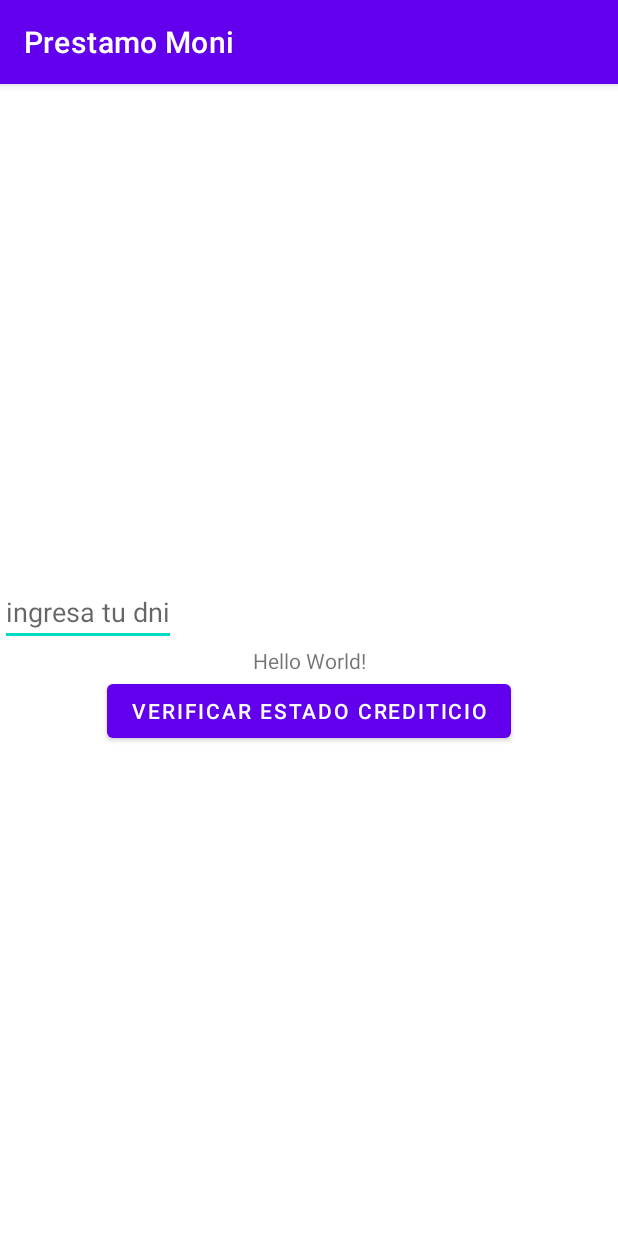
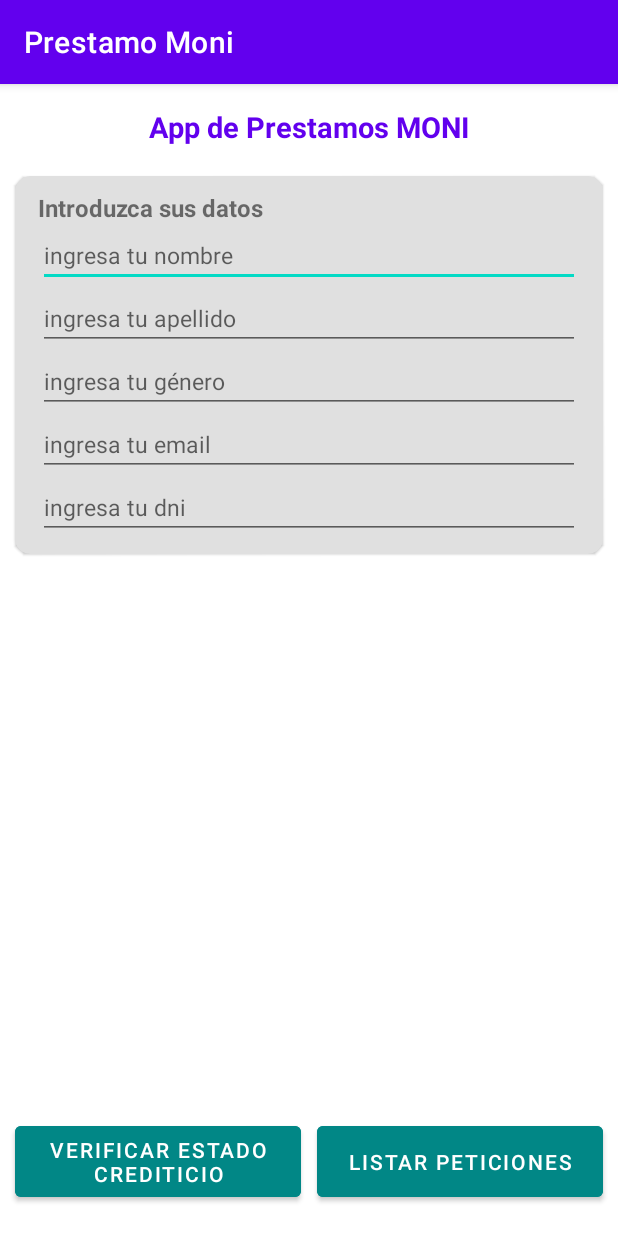
Before and after one commit to julianbenso/android-moni, an Android app: the screen it shows after launch (MainActivity), on a phone screen of 412 x 824 dp. Run offline under Robolectric (Android 15) with nearby library versions, the phone set to English and light mode, and no system bars; our stand-ins replace RxJava.

Commit message:
Se mejoro la itnerfaz para minimamente poder realizar todas las operaciones requeridas, excepto la vista que lista las distintas transacciones

```diff
--- a/app/src/main/java/com/moni/prestamomoni/presentation/MainActivity.kt
+++ b/app/src/main/java/com/moni/prestamomoni/presentation/MainActivity.kt
@@ -22,21 +22,7 @@ class MainActivity : AppCompatActivity() {
         uiData.showLoading?.consume()?.let { showLoading(it) }
         uiData.showLoanStatus?.consume()?.let { showLoanStatus(it) }
     }
-
-
-    private fun showLoanStatus(it: LoanStatus) {
-        findViewById<TextView>(R.id.textView).text = it.toString()
-        findViewById<TextView>(R.id.textView).setTextColor(resources.getColor(R.color.black))
-    }
-
-    private fun showLoading(it: Boolean) {
-        val progressView = findViewById<View>(R.id.progressbar)
-        progressView.visibility = if (it) View.VISIBLE else View.GONE
-    }
-
-    private fun showError(it: Throwable) {
-        Toast.makeText(this, it.message, Toast.LENGTH_LONG).show()
-    }
+    private lateinit var msjStatusLoan : TextView
 
     override fun onCreate(savedInstanceState: Bundle?) {
         super.onCreate(savedInstanceState)
@@ -44,9 +30,29 @@ class MainActivity : AppCompatActivity() {
 
         viewModel.uiData.observe(this, uiDataObserver)
 
+        msjStatusLoan =  findViewById(R.id.textView)
+
         findViewById<View>(R.id.button).setOnClickListener {
             val dniText = findViewById<EditText>(R.id.dni).text.toString()
             viewModel.canApplyForLoan(dniText)
         }
     }
+
+
+    private fun showLoanStatus(it: LoanStatus) {
+        msjStatusLoan.visibility = View.VISIBLE
+        msjStatusLoan.text = resources.getString(R.string.estado_crediticio,it.toString())
+    }
+
+    private fun showLoading(it: Boolean) {
+        val progressView = findViewById<View>(R.id.progressbar)
+        progressView.visibility = if (it) View.VISIBLE else View.GONE
+        msjStatusLoan.visibility = View.GONE
+    }
+
+    private fun showError(it: Throwable) {
+        Toast.makeText(this, it.message, Toast.LENGTH_LONG).show()
+    }
+
+
 }
--- a/app/src/main/res/layout/activity_main.xml
+++ b/app/src/main/res/layout/activity_main.xml
@@ -7,40 +7,163 @@
     tools:context=".presentation.MainActivity">
 
     <TextView
+        android:id="@+id/title_app"
+        android:layout_width="wrap_content"
+        android:layout_height="wrap_content"
+        android:text="@string/title_app"
+        app:layout_constraintTop_toTopOf="parent"
+        app:layout_constraintStart_toStartOf="parent"
+        app:layout_constraintEnd_toEndOf="parent"
+        android:textSize="19sp"
+        android:textColor="@color/purple_500"
+        android:layout_marginVertical="15dp"
+        android:textStyle="bold"
+        />
+
+
+    <com.google.android.material.card.MaterialCardView
+        android:id="@+id/materialCardView"
+        android:layout_width="match_parent"
+        android:layout_height="wrap_content"
+        android:layout_marginHorizontal="10dp"
+        android:layout_marginVertical="20dp"
+        android:backgroundTint="#E0E0E0"
+        app:cardCornerRadius="10dp"
+        app:layout_constraintTop_toBottomOf="@id/title_app"
+        app:strokeWidth="0dp"
+        >
+
+        <LinearLayout
+            android:layout_width="match_parent"
+            android:layout_height="match_parent"
+            android:orientation="vertical"
+            android:paddingHorizontal="15dp"
+            android:paddingVertical="10dp"
+            >
+
+            <TextView
+                android:layout_width="wrap_content"
+                android:layout_height="wrap_content"
+                android:text="@string/introduzca_sus_datos"
+                android:textSize="16sp"
+                android:textStyle="bold"
+                />
+
+            <EditText
+                android:id="@+id/nombre"
+                android:layout_width="match_parent"
+                android:layout_height="wrap_content"
+                android:hint="@string/hint_nombre"
+                android:textSize="15sp"
+                android:inputType="text"
+                />
+
+            <EditText
+                android:id="@+id/apellido"
+                android:layout_width="match_parent"
+                android:layout_height="wrap_content"
+                android:hint="@string/hint_apellido"
+                android:textSize="15sp"
+                android:inputType="text"
+                />
+
+            <EditText
+                android:id="@+id/genero"
+                android:layout_width="match_parent"
+                android:layout_height="wrap_content"
+                android:hint="@string/hint_genero"
+                android:textSize="15sp"
+                />
+
+            <EditText
+                android:id="@+id/email"
+                android:layout_width="match_parent"
+                android:layout_height="wrap_content"
+                android:hint="@string/hint_email"
+                android:inputType="textEmailAddress"
+                android:textSize="15sp"
+                />
+
+            <EditText
+                android:id="@+id/dni"
+                android:layout_width="match_parent"
+                android:layout_height="wrap_content"
+                android:hint="@string/hint_dni"
+                android:inputType="number"
+                android:textSize="15sp"
+                android:maxLength="9"
+                />
+
+        </LinearLayout>
+
+
+    </com.google.android.material.card.MaterialCardView>
+
+    <TextView
         android:id="@+id/textView"
         android:layout_width="wrap_content"
         android:layout_height="wrap_content"
-        android:text="Hello World!"
-        app:layout_constraintBottom_toBottomOf="parent"
-        app:layout_constraintLeft_toLeftOf="parent"
-        app:layout_constraintRight_toRightOf="parent"
-        app:layout_constraintTop_toTopOf="parent" />
+        android:text="@string/estado_crediticio"
+        app:layout_constraintTop_toBottomOf="@+id/materialCardView"
+        app:layout_constraintBottom_toTopOf="@id/ln_buttons"
+        app:layout_constraintStart_toStartOf="parent"
+        app:layout_constraintEnd_toEndOf="parent"
+        android:textSize="18sp"
+        android:textStyle="bold"
+        android:visibility="gone"
+        tools:visibility="visible"
+        tools:text="Estado crediticio: Aprobado"
+        app:layout_constraintVertical_bias="0.25"
+         />
 
     <ProgressBar
         android:id="@+id/progressbar"
-        android:layout_width="50dp"
-        android:layout_height="50dp"
+        android:layout_width="80dp"
+        android:layout_height="80dp"
         android:visibility="gone"
-        app:layout_constraintBottom_toTopOf="@+id/textView"
+        app:layout_constraintTop_toBottomOf="@+id/materialCardView"
+        app:layout_constraintBottom_toTopOf="@id/ln_buttons"
+        app:layout_constraintStart_toStartOf="parent"
         app:layout_constraintEnd_toEndOf="parent"
-        app:layout_constraintStart_toEndOf="@+id/dni"
-        tools:visibility="visible" />
+        tools:visibility="visible"
+        android:layout_marginTop="20dp"
+        />
 
-    <EditText
-        android:id="@+id/dni"
-        android:layout_width="wrap_content"
+    <LinearLayout
+        android:id="@+id/ln_buttons"
+        android:layout_width="match_parent"
         android:layout_height="wrap_content"
-        android:hint="ingresa tu dni"
-        app:layout_constraintBottom_toTopOf="@+id/textView"
-        app:layout_constraintStart_toStartOf="parent" />
+        android:orientation="horizontal"
+        app:layout_constraintBottom_toBottomOf="parent"
+        android:gravity="center_vertical"
+        android:layout_marginBottom="20dp"
+        >
 
-    <Button
-        android:id="@+id/button"
-        android:layout_width="wrap_content"
-        android:layout_height="wrap_content"
-        android:text="Verificar estado crediticio"
-        app:layout_constraintEnd_toEndOf="parent"
-        app:layout_constraintStart_toStartOf="parent"
-        app:layout_constraintTop_toBottomOf="@+id/textView" />
+        <Button
+            android:id="@+id/button"
+            android:layout_width="0dp"
+            android:layout_height="match_parent"
+            android:text="@string/btn_verificar_estado_crediticio"
+            android:layout_weight="1"
+            android:layout_marginStart="10dp"
+            android:layout_marginEnd="5dp"
+            android:elevation="5dp"
+            android:backgroundTint="@color/teal_700"
+            />
+
+        <Button
+            android:id="@+id/button2"
+            android:layout_width="0dp"
+            android:layout_height="match_parent"
+            android:text="@string/btn_lista_peticiones"
+            android:layout_weight="1"
+            android:layout_marginStart="5dp"
+            android:layout_marginEnd="10dp"
+            android:elevation="5dp"
+            android:backgroundTint="@color/teal_700"
+            />
+
+    </LinearLayout>
+
 
 </androidx.constraintlayout.widget.ConstraintLayout>
--- a/app/src/main/res/values/strings.xml
+++ b/app/src/main/res/values/strings.xml
@@ -1,3 +1,13 @@
 <resources>
     <string name="app_name">Prestamo Moni</string>
+    <string name="btn_verificar_estado_crediticio">Verificar estado crediticio</string>
+    <string name="introduzca_sus_datos">Introduzca sus datos</string>
+    <string name="hint_nombre">ingresa tu nombre</string>
+    <string name="hint_apellido">ingresa tu apellido</string>
+    <string name="hint_genero">ingresa tu género</string>
+    <string name="hint_email">ingresa tu email</string>
+    <string name="hint_dni">ingresa tu dni</string>
+    <string name="btn_lista_peticiones">Listar peticiones</string>
+    <string name="estado_crediticio">Estado crediticio: %s</string>
+    <string name="title_app">App de Prestamos MONI</string>
 </resources>
```
